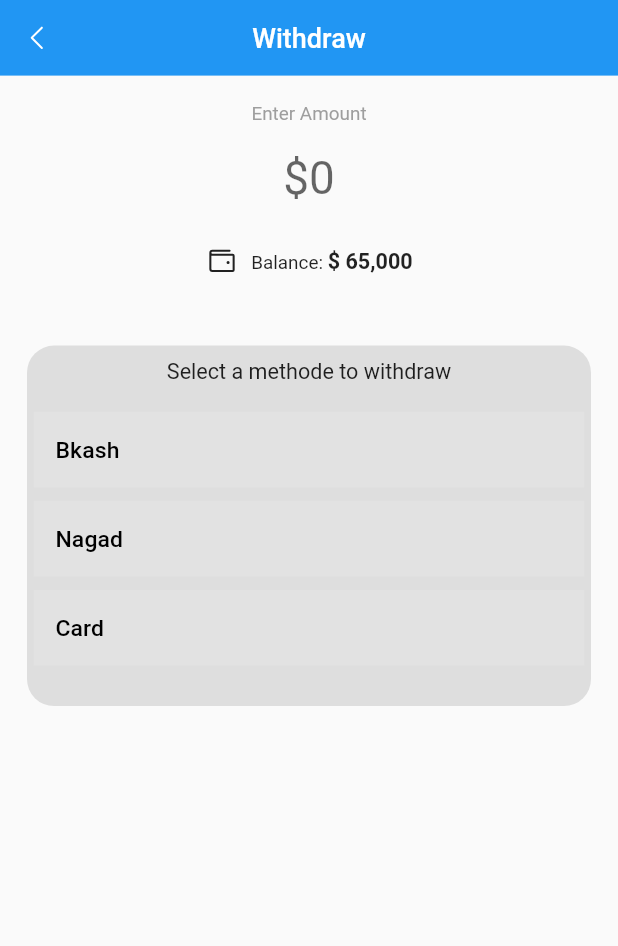
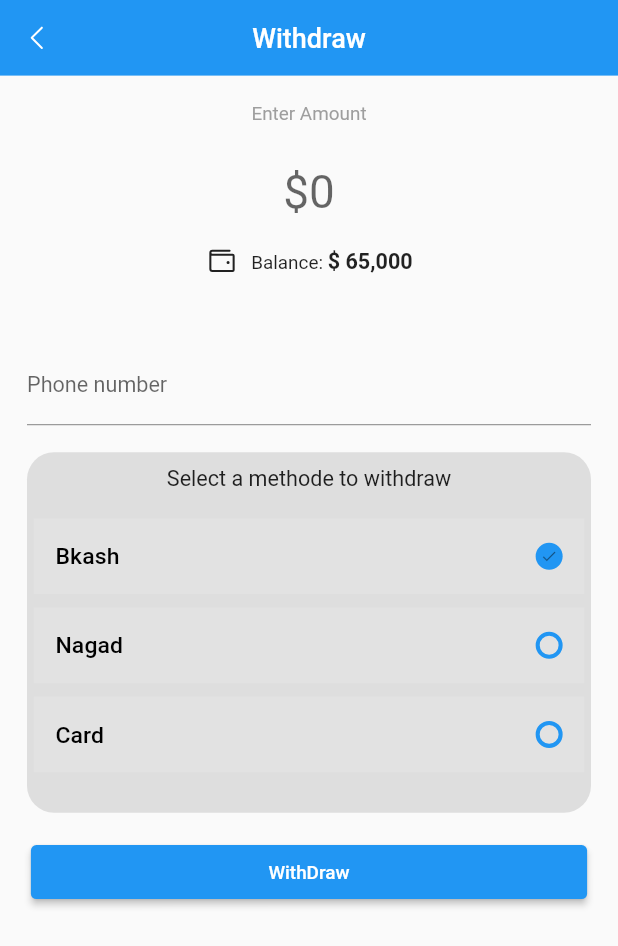
Before and after one commit to mazharulsabbir/winly, a Flutter app: the WithDrawScreen screen opened directly, on a phone screen of 412 x 824 dp. Shown: the top 946 px of the screen. Run offline on Flutter 3.47's test engine with Material 2 defaults, Android fonts, the phone set to English and light mode, and no system bars; our stand-ins replace dio, flutter_countdown_timer, flutter_phosphor_icons, flutter_svg, form_field_validator, get and 5 more; missing offline and left inert: flutter_verification_code, onesignal_flutter; accounts and stored records are empty; network calls fail.

Commit message:
Withdraw API done

```diff
--- /dev/null
+++ b/lib/models/withdraws.dart
@@ -0,0 +1,77 @@
+class WithdrawHistory {
+  List<Withdraw>? withdraws;
+
+  WithdrawHistory({this.withdraws});
+
+  WithdrawHistory.fromJson(Map<String, dynamic> json) {
+    if (json['withdraw_history'] != null) {
+      withdraws = [];
+      json['withdraw_history'].forEach((v) {
+        withdraws?.add(Withdraw.fromJson(v));
+      });
+    }
+  }
+
+  Map<String, dynamic> toJson() {
+    final Map<String, dynamic> data = new Map<String, dynamic>();
+    if (this.withdraws != null) {
+      data['withdraw_history'] =
+          this.withdraws?.map((v) => v.toJson()).toList();
+    }
+    return data;
+  }
+
+  @override
+  String toString() {
+    return 'WithdrawHistory{withdraws: $withdraws}';
+  }
+}
+
+class Withdraw {
+  final int? id;
+  final String? userId;
+  final String? username;
+  final String? amount;
+  final String? status;
+  final String? createdAt;
+  final String? updatedAt;
+
+  Withdraw({
+    this.id,
+    this.userId,
+    this.username,
+    this.amount,
+    this.status,
+    this.createdAt,
+    this.updatedAt,
+  });
+
+  factory Withdraw.fromJson(Map<String, dynamic> json) {
+    return Withdraw(
+      id: json['id'] as int?,
+      userId: json['user_id'] as String?,
+      username: json['username'] as String?,
+      amount: json['amount'] as String?,
+      status: json['status'] as String?,
+      createdAt: json['created_at'] as String?,
+      updatedAt: json['updated_at'] as String?,
+    );
+  }
+
+  Map<String, dynamic> toJson() {
+    return {
+      'id': id,
+      'user_id': userId,
+      'username': username,
+      'amount': amount,
+      'status': status,
+      'created_at': createdAt,
+      'updated_at': updatedAt,
+    };
+  }
+
+  @override
+  String toString() {
+    return 'Withdraw{id: $id, userId: $userId, username: $username, amount: $amount,status: $status, createdAt: $createdAt, updatedAt: $updatedAt}';
+  }
+}
--- a/lib/pages/withdeaw/withdeaw_screen.dart
+++ b/lib/pages/withdeaw/withdeaw_screen.dart
@@ -1,7 +1,14 @@
+import 'dart:convert';
+
 import 'package:flutter/material.dart';
 import 'package:flutter/services.dart';
 import 'package:flutter_phosphor_icons/flutter_phosphor_icons.dart';
+import 'package:form_field_validator/form_field_validator.dart';
+import 'package:winly/globals/controllers/auth_controller.dart';
+import 'package:winly/helpers/snack.dart';
+import 'package:winly/helpers/text_field_helpers.dart';
 import 'package:winly/models/payments_method.dart';
+import 'package:winly/services/api/withdraw.dart';
 import 'package:winly/widgets/common_leading.dart';
 
 class WithDrawScreen extends StatefulWidget {
@@ -13,11 +20,19 @@ class WithDrawScreen extends StatefulWidget {
 
 class _WithDrawScreenState extends State<WithDrawScreen> {
   late TextEditingController amountController;
+  late TextEditingController phoneNumberController;
+  AuthController authController = AuthController();
+
+  final _formKey = GlobalKey<FormState>();
+
+  int selectedIndex = 0;
+  bool islOading = false;
 
   @override
   void initState() {
     super.initState();
     amountController = TextEditingController();
+    phoneNumberController = TextEditingController();
   }
 
   final InputDecoration _inputDecoration = const InputDecoration(
@@ -26,11 +41,43 @@ class _WithDrawScreenState extends State<WithDrawScreen> {
     hintText: "\$0",
   );
 
+  amountField() {
+    final phoneValidator = MultiValidator([
+      RequiredValidator(errorText: 'Enter amount'),
+    ]);
+    return SizedBox(
+      width: 160,
+      child: TextFormField(
+        validator: phoneValidator,
+        controller: amountController,
+        decoration: _inputDecoration,
+        keyboardType: TextInputType.number,
+        textAlign: TextAlign.center,
+        style: Theme.of(context).textTheme.headline4!,
+      ),
+    );
+  }
+
+  Widget _phoneNumber() {
+    final phoneValidator = MultiValidator([
+      RequiredValidator(errorText: 'phone is required'),
+      MinLengthValidator(11, errorText: 'Please enter a valid mobile number'),
+      MaxLengthValidator(11, errorText: 'Please enter a valid mobile number')
+    ]);
+
+    return TextFormField(
+      decoration: TextFieldHelpers.decoration(
+        label: 'Phone number',
+        hint: "01234567891",
+      ),
+      keyboardType: TextInputType.number,
+      validator: phoneValidator,
+      controller: phoneNumberController,
+    );
+  }
+
   paymentSelectionPart() {
     return Container(
-        margin: const EdgeInsets.symmetric(
-          horizontal: 20,
-        ),
         padding: const EdgeInsets.symmetric(vertical: 10),
         decoration: BoxDecoration(
           borderRadius: BorderRadius.circular(20),
@@ -47,6 +94,9 @@ class _WithDrawScreenState extends State<WithDrawScreen> {
               child: ListView.separated(
                 itemBuilder: (context, index) {
                   return ListTile(
+                    onTap: () {
+                      setState(() => selectedIndex = index);
+                    },
                     title: Text(
                       PaymentmentMathodModel.paymentList[index].tittle,
                       style: Theme.of(context)
@@ -55,6 +105,25 @@ class _WithDrawScreenState extends State<WithDrawScreen> {
                           .merge(const TextStyle(fontSize: 17)),
                     ),
                     tileColor: Theme.of(context).cardColor,
+                    trailing: selectedIndex == index
+                        ? Container(
+                            decoration: const BoxDecoration(
+                                shape: BoxShape.circle, color: Colors.blue),
+                            height: 20,
+                            width: 20,
+                            child: const Icon(
+                              Icons.done,
+                              size: 13,
+                            ),
+                          )
+                        : Container(
+                            decoration: BoxDecoration(
+                                shape: BoxShape.circle,
+                                border:
+                                    Border.all(color: Colors.blue, width: 3)),
+                            height: 20,
+                            width: 20,
+                          ),
                   );
                 },
                 separatorBuilder: (_, i) {
@@ -70,6 +139,91 @@ class _WithDrawScreenState extends State<WithDrawScreen> {
         ));
   }
 
+  Future<void> sendWithDrawRequest() async {
+    setState(() {
+      islOading = true;
+    });
+
+    if (authController.token != null) {
+      final response = await WithdrawAPI.withdraw(
+          authController.token!,
+          phoneNumberController.text,
+          int.parse(amountController.text),
+          PaymentmentMathodModel.paymentList[selectedIndex].tittle);
+
+      try {
+        if (response != null) {
+          final data = jsonDecode(response.body);
+
+          if (response.statusCode == 200) {
+            if (data['errors'] != null) {
+              //On error
+              String errorMessageBuilder = "";
+              Map<String, dynamic> errors = data['errors'];
+              errors.forEach((index, value) {
+                errorMessageBuilder += '$value\n';
+              });
+
+              snack(
+                title: data['message'],
+                desc: errorMessageBuilder,
+                icon: const Icon(Icons.error, color: Colors.red),
+              );
+            } else {
+              // snack(
+              //   title: 'Resitration Succress',
+              //   desc: data['message'],
+              //   icon: const Icon(Icons.thumb_up),
+              // );
+            }
+          } else if (response.statusCode == 422) {
+            final data = jsonDecode(response.body);
+            String errorMessageBuilder = "";
+
+            Map<String, dynamic> errors = data['errors'];
+
+            errors.forEach((index, value) {
+              errorMessageBuilder += '$value\n';
+            });
+
+            snack(
+              title: data['message'],
+              desc: errorMessageBuilder,
+              icon: const Icon(Icons.error, color: Colors.red),
+            );
+          } else if (response.statusCode == 201) {
+            debugPrint('Rewsponce code 201');
+          }
+        }
+      } catch (e) {
+        debugPrint(e.toString());
+      } finally {}
+    } else {
+      snack(
+        title: 'Tocken is not available',
+        desc: 'You dont have valid tocken',
+        icon: const Icon(Icons.thumb_up),
+      );
+    }
+  }
+
+  withDrawButton() {
+    return ElevatedButton(
+      onPressed: () {
+        if (_formKey.currentState != null) {
+          if (_formKey.currentState!.validate()) {
+            print(
+                'amount${amountController.text} phone number ${phoneNumberController.text} and selected Methode ${PaymentmentMathodModel.paymentList[selectedIndex].tittle}');
+            sendWithDrawRequest();
+          }
+        }
+      },
+      child: const Text('WithDraw'),
+      style: ElevatedButton.styleFrom(
+          minimumSize: Size(MediaQuery.of(context).size.width * 0.9, 40)),
+    );
+  }
+
   @override
   Widget build(BuildContext context) {
     return Scaffold(
@@ -81,8 +235,10 @@ class _WithDrawScreenState extends State<WithDrawScreen> {
       ),
       body: SafeArea(
         child: Padding(
-          padding: const EdgeInsets.only(top: 20),
+          padding: const EdgeInsets.symmetric(horizontal: 20, vertical: 20),
           child: SingleChildScrollView(
+            child: Form(
+              key: _formKey,
               child: Column(
                 crossAxisAlignment: CrossAxisAlignment.center,
                 children: [
@@ -90,16 +246,10 @@ class _WithDrawScreenState extends State<WithDrawScreen> {
                     'Enter Amount',
                     style: TextStyle(color: Colors.grey),
                   ),
-                TextField(
-                  controller: amountController,
-                  decoration: _inputDecoration,
-                  keyboardType: TextInputType.number,
-                  textAlign: TextAlign.center,
-                  style: Theme.of(context).textTheme.headline4!,
-                ),
                   const SizedBox(
                     height: 10,
                   ),
+                  amountField(),
                   SizedBox(
                     child: Row(
                       mainAxisAlignment: MainAxisAlignment.center,
@@ -122,8 +272,15 @@ class _WithDrawScreenState extends State<WithDrawScreen> {
                   const SizedBox(
                     height: 50,
                   ),
-                paymentSelectionPart()
+                  _phoneNumber(),
+                  const SizedBox(
+                    height: 20,
+                  ),
+                  paymentSelectionPart(),
+                  const SizedBox(height: 20),
+                  withDrawButton()
                 ],
+              ),
             ),
           ),
         ),
--- /dev/null
+++ b/lib/services/api/withdraw.dart
@@ -0,0 +1,55 @@
+import 'dart:io';
+import 'dart:convert' as convert;
+
+import 'package:http/http.dart' as http;
+import 'package:winly/services/api/url.dart';
+
+class WithdrawAPI {
+  static Future<http.Response?> withdraw(
+    String token,
+    String phoneNumber,
+    int amount,
+    String paymentMethod,
+  ) async {
+    try {
+      final url = urlBuilder('api/user-withdraw');
+      final response = await http.post(Uri.parse(url),
+          headers: {
+            'Content-Type': 'application/json',
+            'Accept': 'application/json',
+            'Authorization': 'Bearer $token',
+          },
+          body: convert.jsonEncode({
+            'phone_number': phoneNumber,
+            'amount': amount,
+            'payment_method': paymentMethod,
+          }));
+
+      print(response.body);
+      return Future.value(response);
+    } on SocketException catch (_) {
+      return null;
+    }
+  }
+
+  static Future<http.Response?> withdraws(
+    String token,
+  ) async {
+    try {
+      final url = urlBuilder('api/withdraw-history');
+      final response = await http.get(
+        Uri.parse(url),
+        headers: {
+          'Content-Type': 'application/json',
+          'Accept': 'application/json',
+          'Authorization': 'Bearer $token',
+        },
+      );
+
+      print(response.body);
+      return Future.value(response);
+    } on SocketException catch (_) {
+      return null;
+    }
+  }
+}
```
Also changed, not shown: lib/globals/controllers/withdraw_controller.dart (added, +45 -0 lines). Lines whose indentation alone changed are shown as unchanged.
